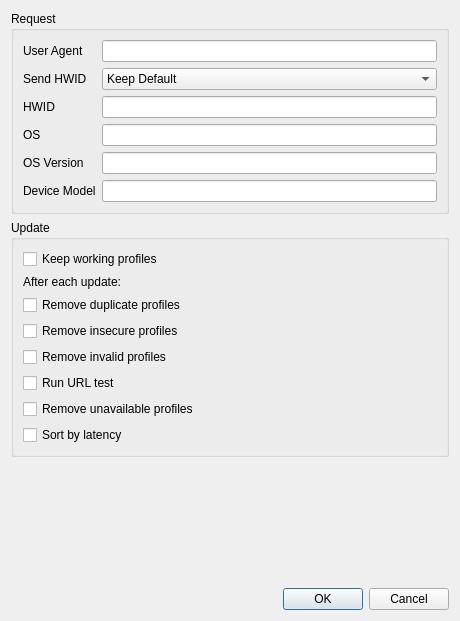
Before: the Qt Designer form include/ui/group/dialog_edit_group_advanced.ui in parhelia512/nekoray-win7, drawn with Qt 5.
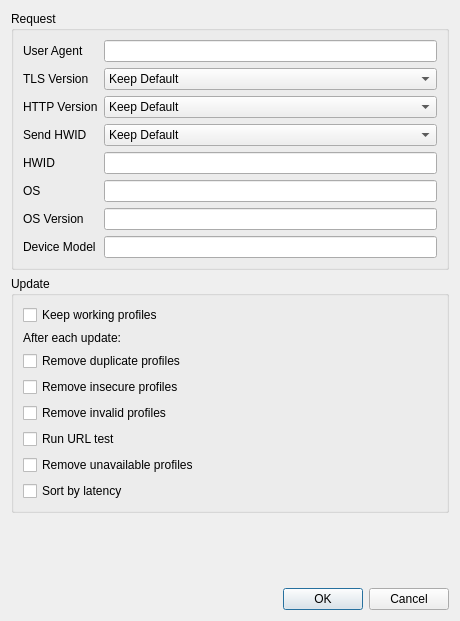
After: the same form once the commit is applied. Custom widgets are drawn as their Qt base class.

```diff
--- a/include/ui/group/dialog_edit_group_advanced.ui
+++ b/include/ui/group/dialog_edit_group_advanced.ui
@@ -34,6 +34,69 @@
        <widget class="MyLineEdit" name="user_agent"/>
       </item>
       <item row="1" column="0">
+       <widget class="QLabel" name="tls_version_l">
+        <property name="toolTip">
+         <string>TLS versions offered when fetching this subscription. Some servers answer the default handshake with a CAPTCHA or a block page; TLS 1.2 often gets through. Keep Default follows the Subscription settings.</string>
+        </property>
+        <property name="text">
+         <string>TLS Version</string>
+        </property>
+       </widget>
+      </item>
+      <item row="1" column="1">
+       <widget class="QComboBox" name="tls_version">
+        <item>
+         <property name="text">
+          <string>Keep Default</string>
+         </property>
+        </item>
+        <item>
+         <property name="text">
+          <string>Auto</string>
+         </property>
+        </item>
+        <item>
+         <property name="text">
+          <string>TLS 1.2</string>
+         </property>
+        </item>
+        <item>
+         <property name="text">
+          <string>TLS 1.3</string>
+         </property>
+        </item>
+       </widget>
+      </item>
+      <item row="2" column="0">
+       <widget class="QLabel" name="http_version_l">
+        <property name="toolTip">
+         <string>Auto uses HTTP/2 when the server offers it. Keep Default follows the Subscription settings.</string>
+        </property>
+        <property name="text">
+         <string>HTTP Version</string>
+        </property>
+       </widget>
+      </item>
+      <item row="2" column="1">
+       <widget class="QComboBox" name="http_version">
+        <item>
+         <property name="text">
+          <string>Keep Default</string>
+         </property>
+        </item>
+        <item>
+         <property name="text">
+          <string>Auto</string>
+         </property>
+        </item>
+        <item>
+         <property name="text">
+          <string>HTTP/1.1</string>
+         </property>
+        </item>
+       </widget>
+      </item>
+      <item row="3" column="0">
        <widget class="QLabel" name="send_hwid_l">
         <property name="toolTip">
          <string>Send the HWID, OS, OS version and device model headers with this subscription's requests. Keep Default follows the Subscription settings.</string>
@@ -43,7 +106,7 @@
         </property>
        </widget>
       </item>
-      <item row="1" column="1">
+      <item row="3" column="1">
        <widget class="QComboBox" name="send_hwid">
         <item>
          <property name="text">
@@ -62,44 +125,44 @@
         </item>
        </widget>
       </item>
-      <item row="2" column="0">
+      <item row="4" column="0">
        <widget class="QLabel" name="hwid_l">
         <property name="text">
          <string>HWID</string>
         </property>
        </widget>
       </item>
-      <item row="2" column="1">
+      <item row="4" column="1">
        <widget class="MyLineEdit" name="hwid"/>
       </item>
-      <item row="3" column="0">
+      <item row="5" column="0">
        <widget class="QLabel" name="hwid_os_l">
         <property name="text">
          <string>OS</string>
         </property>
        </widget>
       </item>
-      <item row="3" column="1">
+      <item row="5" column="1">
        <widget class="MyLineEdit" name="hwid_os"/>
       </item>
-      <item row="4" column="0">
+      <item row="6" column="0">
        <widget class="QLabel" name="hwid_os_version_l">
         <property name="text">
          <string>OS Version</string>
         </property>
        </widget>
       </item>
-      <item row="4" column="1">
+      <item row="6" column="1">
        <widget class="MyLineEdit" name="hwid_os_version"/>
       </item>
-      <item row="5" column="0">
+      <item row="7" column="0">
        <widget class="QLabel" name="hwid_model_l">
         <property name="text">
          <string>Device Model</string>
         </property>
        </widget>
       </item>
-      <item row="5" column="1">
+      <item row="7" column="1">
        <widget class="MyLineEdit" name="hwid_model"/>
       </item>
      </layout>
```
Left out of the diff: 2 changed lines with no effect on the pictures.
